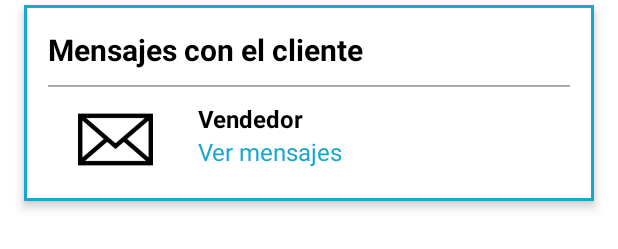
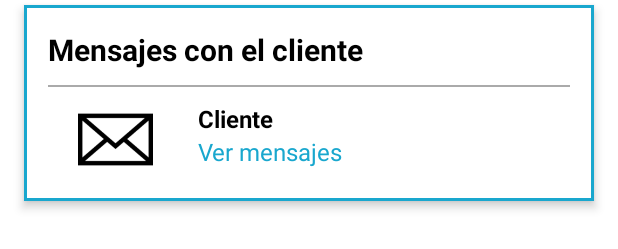
Before and after one commit to Axel030705/Deli-Ever, an Android app: the layout activity_detalles_pedido_vendedor.xml on its own in the app's theme, with its tools: preview values and no code run, on a phone screen of 412 x 824 dp. Shown: the part 717-966 px from the top of the screen. Run offline under Robolectric (Android 15) with nearby library versions, the phone set to English and light mode, and no system bars.

```diff
--- a/app/src/main/java/Cliente/Pedidos/detalles_pedido.java
+++ b/app/src/main/java/Cliente/Pedidos/detalles_pedido.java
@@ -141,6 +141,9 @@ public class detalles_pedido extends AppCompatActivity {
             } else if (pedido.getEstado().equals("Camino")) {
                 TextoEstado.setText("Tu pedido está en camino no te desesperes");
                 ImgEstado.setImageResource(R.drawable.svg3);
+            }else if(pedido.getEstado().equals("Finalizado")){
+                TextoEstado.setText("Tu pedido fue entregado puedes darle una puntuación al producto si así lo deseas");
+                ImgEstado.setImageResource(R.drawable.svg4);
             }
         }
     }
--- a/app/src/main/res/layout/activity_detalles_pedido_vendedor.xml
+++ b/app/src/main/res/layout/activity_detalles_pedido_vendedor.xml
@@ -101,7 +101,7 @@
                     android:orientation="horizontal">
 
                     <TextView
-                        android:id="@+id/txt_productos"
+                        android:id="@+id/txt_productosV"
                         android:layout_width="150dp"
                         android:layout_height="wrap_content"
                         android:text="Productos (2)"
@@ -110,7 +110,7 @@
                         tools:ignore="HardcodedText" />
 
                     <TextView
-                        android:id="@+id/txt_precio"
+                        android:id="@+id/txt_precioV"
                         android:layout_width="match_parent"
                         android:layout_height="wrap_content"
                         android:gravity="end"
@@ -134,17 +134,18 @@
                         android:textColor="@color/black"
                         android:textSize="16sp"
                         tools:ignore="HardcodedText"
-                        android:layout_marginRight="80dp"/>
+                        android:layout_marginEnd="80dp"/>
 
                     <EditText
-                        android:id="@+id/txt_descuento"
+                        android:id="@+id/txt_descuentoV"
                         android:layout_width="match_parent"
                         android:layout_height="wrap_content"
                         android:gravity="end"
                         android:hint="- $ Descuento"
                         android:textColor="@color/green"
                         android:textSize="16sp"
-                        tools:ignore="HardcodedText" />
+                        tools:ignore="HardcodedText"
+                        android:inputType="number"/>
 
                 </LinearLayout>
 
@@ -162,7 +163,7 @@
                         tools:ignore="HardcodedText" />
 
                     <TextView
-                        android:id="@+id/txt_envio"
+                        android:id="@+id/txt_envioV"
                         android:layout_width="match_parent"
                         android:layout_height="wrap_content"
                         android:gravity="end"
@@ -194,7 +195,7 @@
                         tools:ignore="HardcodedText" />
 
                     <TextView
-                        android:id="@+id/txt_precioTotal"
+                        android:id="@+id/txt_precioTotalV"
                         android:layout_width="match_parent"
                         android:layout_height="wrap_content"
                         android:gravity="end"
@@ -209,7 +210,7 @@
                     android:visibility="gone"
                     android:layout_width="match_parent"
                     android:layout_height="match_parent"
-                    android:layout_marginTop="20dp"
+                    android:layout_marginTop="30dp"
                     android:orientation="horizontal"
                     android:gravity="center">
 
@@ -275,7 +276,7 @@
                             tools:ignore="HardcodedText" />
 
                         <TextView
-                            android:id="@+id/txt_direccion"
+                            android:id="@+id/txt_direccionV"
                             android:layout_width="200dp"
                             android:layout_height="wrap_content"
                             android:text="K14"
@@ -337,7 +338,7 @@
                         <TextView
                             android:layout_width="150dp"
                             android:layout_height="wrap_content"
-                            android:text="Vendedor"
+                            android:text="Cliente"
                             android:textColor="@color/black"
                             android:textSize="16sp"
                             android:textStyle="bold"
```
Also changed, not shown: app/src/main/java/Vendedor/Pedidos/detalles_pedido_vendedor.java (+173 -0 lines), app/src/main/res/drawable/svg4.xml (added, +20 -0 lines).
